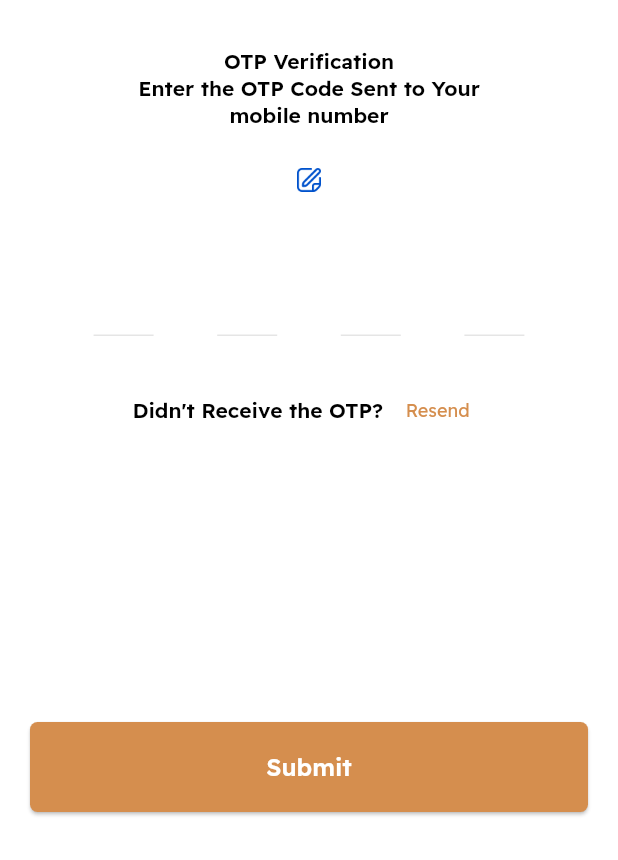
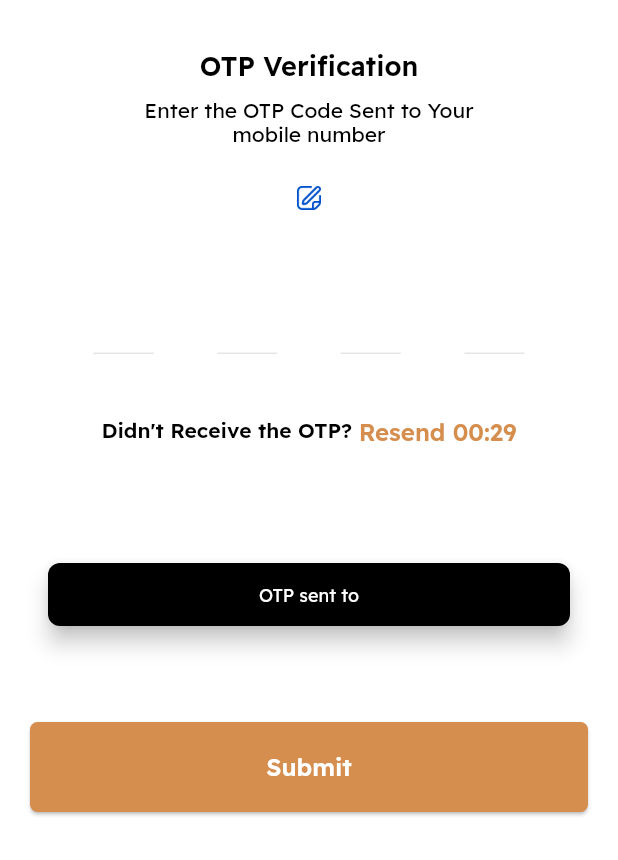
Before and after one commit to Sri-Satya-M/talaqa_user_app, a Flutter app: the OtpScreen screen opened directly with empty values, after a tap on "Resend", on a phone screen of 412 x 824 dp, the part 376-1236 px from its top. Run offline on Flutter 3.47's test engine with Material 3 defaults, Android fonts, the phone set to English and light mode, and no system bars; our stand-ins replace cached_network_image, carousel_slider, csc_picker, dio, dotted_decoration, dotted_line and 20 more; missing offline and left inert: agora_chat_sdk, agora_rtc_engine, amazon_payfort, flutter_date_pickers, flutter_portal, map_launcher and 2 more; accounts and stored records are empty; network calls fail.

Commit message:
Auth module ux changes

```diff
--- a/lib/ui/screens/auth/mobile_screen.dart
+++ b/lib/ui/screens/auth/mobile_screen.dart
@@ -24,6 +24,7 @@ class _MobileScreenState extends State<MobileScreen> {
   @override
   Widget build(BuildContext context) {
     var size = MediaQuery.of(context).size;
+    var textTheme = Theme.of(context).textTheme;
     var langBloc = Provider.of<LangBloc>(context, listen: false);
     return Scaffold(
       body: ListView(
@@ -38,8 +39,7 @@ class _MobileScreenState extends State<MobileScreen> {
               Text(
                 langBloc.getString(Strings.signUpWithMobileNumber),
                 textAlign: TextAlign.center,
-                style:
-                    const TextStyle(fontSize: 20, fontWeight: FontWeight.w700),
+                style: textTheme.headlineMedium,
               ),
               const SizedBox(height: 48),
               Stack(
@@ -84,16 +84,6 @@ class _MobileScreenState extends State<MobileScreen> {
               const SizedBox(height: 64),
               ProgressButton(
                 onPressed: () async {
-                  if (mobileNumber.length < 10) {
-                    ErrorSnackBar.show(
-                      context,
-                      langBloc.getString(
-                        Strings.enter10DigitMobileNumber,
-                      ),
-                    );
-                    return;
-                  }
-
                   var body = {'type': 'MOBILE', 'mobileNumber': mobileNumber};
 
                   var userBloc = Provider.of<UserBloc>(context, listen: false);
--- a/lib/ui/screens/auth/sign_up_screen.dart
+++ b/lib/ui/screens/auth/sign_up_screen.dart
@@ -36,7 +36,7 @@ class _SignUpScreenState extends State<SignUpScreen> {
               style: const TextStyle(fontSize: 24, fontWeight: FontWeight.w800),
             ),
             Text(
-              langBloc.getString(Strings.enter10DigitMobileNumber),
+              langBloc.getString(Strings.createAnAccount),
               textAlign: TextAlign.center,
             ),
             const SizedBox(height: 32),
@@ -65,7 +65,7 @@ class _SignUpScreenState extends State<SignUpScreen> {
               children: [
                 Expanded(
                   child: Text(
-                    "${langBloc.getString(Strings.signUpWithMobileNumber)}?\t",
+                    "${langBloc.getString(Strings.alreadyAnExistingUser)}?\t",
                   ),
                 ),
                 Expanded(
@@ -78,7 +78,9 @@ class _SignUpScreenState extends State<SignUpScreen> {
                     },
                     child: Text(
                       langBloc.getString(Strings.loginToYourAccount),
-                      style: const TextStyle(color: MyColors.primaryColor),
+                      style: textTheme.displaySmall!.copyWith(
+                        color: MyColors.primaryColor,
+                      ),
                     ),
                   ),
                 )
--- /dev/null
+++ b/lib/ui/screens/auth/widgets/resend_otp_button.dart
@@ -0,0 +1,89 @@
+import 'dart:async';
+
+import 'package:alsan_app/bloc/language_bloc.dart';
+import 'package:flutter/material.dart';
+import 'package:provider/provider.dart';
+
+import '../../../../resources/colors.dart';
+import '../../../../resources/strings.dart';
+import '../../../widgets/error_snackbar.dart';
+
+class ResendOtpButton extends StatefulWidget {
+  final String mobile;
+  final Function onTap;
+
+  const ResendOtpButton({
+    Key? key,
+    required this.mobile,
+    required this.onTap,
+  }) : super(key: key);
+
+  @override
+  State<ResendOtpButton> createState() => _ResendOtpButtonState();
+}
+
+class _ResendOtpButtonState extends State<ResendOtpButton> {
+  Timer? timer;
+  int seconds = 0;
+  int times = 0;
+
+  void createTimer() {
+    times++;
+    seconds = 30;
+    setState(() {});
+    timer = Timer.periodic(
+      const Duration(seconds: 1),
+      (timer) {
+        if (seconds == 0) {
+          timer.cancel();
+        } else {
+          seconds--;
+        }
+        setState(() {});
+      },
+    );
+  }
+
+  @override
+  void initState() {
+    super.initState();
+  }
+
+  @override
+  void dispose() {
+    timer?.cancel();
+    super.dispose();
+  }
+
+  @override
+  Widget build(BuildContext context) {
+    var textTheme = Theme.of(context).textTheme;
+    var langBloc = Provider.of<LangBloc>(context, listen: false);
+    if (times > 2) {
+      return TextButton(
+        onPressed: null,
+        child: Text(langBloc.getString(Strings.resend)),
+      );
+    }
+    return TextButton(
+      onPressed: seconds != 0
+          ? null
+          : () async {
+              widget.onTap();
+              ErrorSnackBar.show(
+                context,
+                'OTP sent to ${widget.mobile}',
+              );
+              createTimer();
+            },
+      child: Text(
+        seconds != 0
+            ? '${langBloc.getString(Strings.resend)} 00:${seconds.toString().padLeft(2, '0')}'
+            : langBloc.getString(Strings.resend),
+        style: textTheme.displaySmall!.copyWith(
+          color: MyColors.primaryColor,
+        ),
+      ),
+    );
+  }
+}
--- a/lib/ui/screens/otp/otp_screen.dart
+++ b/lib/ui/screens/otp/otp_screen.dart
@@ -13,6 +13,7 @@ import 'package:provider/provider.dart';
 
 import '../../../data/local/shared_prefs.dart';
 import '../../../resources/strings.dart';
+import '../auth/widgets/resend_otp_button.dart';
 
 class OtpScreen extends StatefulWidget {
   String token;
@@ -40,6 +41,7 @@ class _OtpScreenState extends State<OtpScreen> {
   @override
   Widget build(BuildContext context) {
     var size = MediaQuery.of(context).size;
+    var textTheme = Theme.of(context).textTheme;
     var userBloc = Provider.of<UserBloc>(context, listen: false);
     var isEmail = userBloc.username.contains('@');
     var text = isEmail ? "email id" : "mobile number";
@@ -56,10 +58,13 @@ class _OtpScreenState extends State<OtpScreen> {
             const SizedBox(height: 32),
             Text(
               langBloc.getString(Strings.otpVerification),
+              style: textTheme.headlineMedium,
               textAlign: TextAlign.center,
             ),
+            const SizedBox(height: 10),
             Text(
               "${langBloc.getString(Strings.enterTheOtpCodeSentToYour)} \n$text ",
+              style: textTheme.titleMedium,
               textAlign: TextAlign.center,
             ),
             const SizedBox(height: 10),
@@ -121,33 +126,26 @@ class _OtpScreenState extends State<OtpScreen> {
               mainAxisAlignment: MainAxisAlignment.center,
               children: [
                 Text("${langBloc.getString(Strings.didntReceiveTheOtp)}?\t"),
-                TextButton(
-                  onPressed: () async {
+                Column(
+                  children: [
+                    const SizedBox(height: 2),
+                    ResendOtpButton(
+                      mobile: userBloc.username,
+                      onTap: () async {
                         var body = {};
                         body['type'] = isEmail ? 'EMAIL' : 'MOBILE';
                         body[isEmail ? 'email' : 'mobileNumber'] =
                             userBloc.username;
 
-                    var response = await userBloc.sendOTP(body: body)
-                        as Map<String, dynamic>;
-
-                    if (!response.containsKey('token')) {
-                      return ErrorSnackBar.show(
-                        context,
-                        langBloc.getString(Strings.invalidError),
-                      );
-                    }
+                        var response = await userBloc.sendOTP(body: body);
 
                         widget.token = response['token'];
                       },
-                  child: Text(
-                    langBloc.getString(Strings.resend),
-                    style: const TextStyle(color: MyColors.primaryColor),
-                  ),
                     ),
                   ],
                 ),
-            // const Expanded(flex: 2, child: SizedBox()),
+              ],
+            ),
           ],
         ),
       ),
```
Lines whose indentation alone changed are shown as unchanged.
